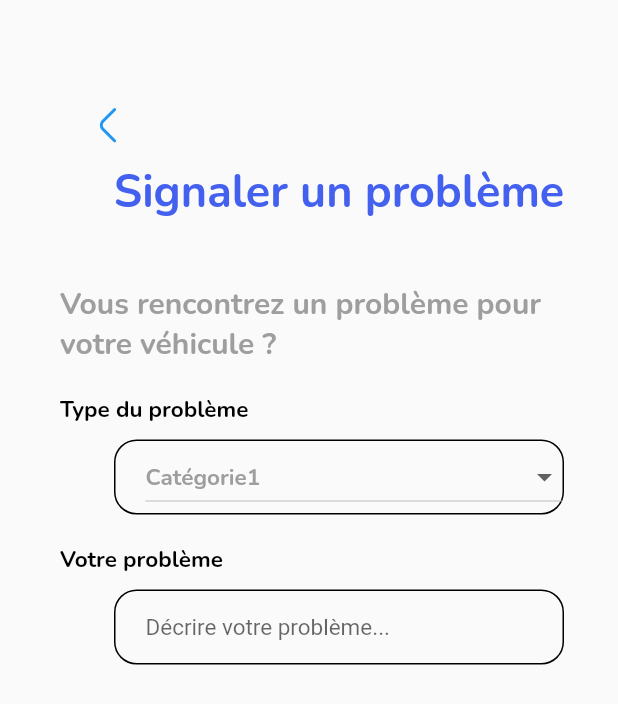
After one commit to larabaouiimene/AutoRun_Maintenance, a Flutter app: the SignalPage screen opened directly, on a phone screen of 412 x 824 dp. The commit adds this screen. Shown: the top 704 px of the screen. Run offline on Flutter 3.47's test engine with Material 2 defaults, Android fonts, the phone set to English and light mode, and no system bars; our stand-ins replace curved_navigation_bar, form_field_validator, geolocator, google_maps_flutter, material_design_icons_flutter, timelines and 1 more; missing offline and left inert: battery_indicator, geolocator_web; accounts and stored records are empty; network calls fail.

Commit message:
new version

```diff
--- /dev/null
+++ b/lib/Views/SignalProbleme.dart
@@ -0,0 +1,131 @@
+import 'package:autorun/assets/NewIcon.dart';
+import 'package:flutter/cupertino.dart';
+import 'package:flutter/material.dart';
+
+class SignalPage extends StatefulWidget {
+  @override
+  Signal createState() => Signal();
+}
+
+const color = Color(0XFF4361EE);
+
+// ignore: must_be_immutable
+class Signal extends State<SignalPage> {
+  String selectedValue = "Catégorie1";
+  @override
+  Widget build(BuildContext context) {
+    return Scaffold(
+        body: Container(
+            margin: EdgeInsets.only(left: 40, top: 60),
+            child: Column(children: [
+              Row(
+                children: [
+                  TextButton(
+                    onPressed: () {},
+                    child: Icon(NewIcon.angle_right),
+                  )
+                ],
+              ),
+              Text(
+                "Signaler un problème",
+                style: TextStyle(
+                    fontFamily: 'Nunito',
+                    fontSize: 30,
+                    color: color,
+                    fontWeight: FontWeight.bold),
+              ),
+              SizedBox(
+                height: 40,
+              ),
+              Text(
+                "Vous rencontrez un problème pour votre véhicule ?",
+                style: TextStyle(
+                    fontFamily: 'Nunito',
+                    fontSize: 20,
+                    color: Colors.grey,
+                    fontWeight: FontWeight.bold),
+              ),
+              SizedBox(
+                height: 20,
+              ),
+              Row(
+                children: [
+                  Text(
+                    "Type du problème",
+                    style: TextStyle(
+                        fontFamily: 'Nunito',
+                        fontSize: 15,
+                        color: Colors.black,
+                        fontWeight: FontWeight.bold),
+                  )
+                ],
+              ),
+              SizedBox(
+                height: 10,
+              ),
+              Container(
+                padding: EdgeInsets.only(left: 20),
+                decoration: BoxDecoration(
+                    border: Border.all(color: Colors.black),
+                    borderRadius: BorderRadius.all(Radius.circular(15))),
+                width: 300.0,
+                child: DropdownButton(
+                    isExpanded: true,
+                    value: selectedValue,
+                    style: TextStyle(
+                        fontFamily: 'Nunito',
+                        fontSize: 15,
+                        color: Colors.grey,
+                        fontWeight: FontWeight.bold),
+                    onChanged: (String? newValue) {
+                      setState(() {
+                        selectedValue = newValue!;
+                      });
+                    },
+                    items: dropdownItems),
+              ),
+              SizedBox(
+                height: 20,
+              ),
+              Row(
+                children: [
+                  Text(
+                    "Votre problème",
+                    style: TextStyle(
+                        fontFamily: 'Nunito',
+                        fontSize: 15,
+                        color: Colors.black,
+                        fontWeight: FontWeight.bold),
+                  )
+                ],
+              ),
+              SizedBox(
+                height: 10,
+              ),
+              Container(
+                  padding: EdgeInsets.only(left: 20),
+                  decoration: BoxDecoration(
+                      border: Border.all(color: Colors.black),
+                      borderRadius: BorderRadius.all(Radius.circular(15))),
+                  width: 300.0,
+                  child: TextField(
+                      textAlign: TextAlign.left,
+                      decoration: InputDecoration(
+                          border: InputBorder.none,
+                          hintText: 'Décrire votre problème...'),
+                      style: TextStyle(
+                        fontSize: 15.0,
+                      )))
+            ])));
+  }
+
+  List<DropdownMenuItem<String>> get dropdownItems {
+    List<DropdownMenuItem<String>> menuItems = [
+      DropdownMenuItem(child: Text("Catégorie1"), value: "Catégorie1"),
+      DropdownMenuItem(child: Text("Catégorie2"), value: "Catégorie2"),
+      DropdownMenuItem(child: Text("Catégorie3"), value: "Catégorie3"),
+      DropdownMenuItem(child: Text("Catégorie4"), value: "Catégorie4"),
+    ];
+    return menuItems;
+  }
+}
--- a/lib/main.dart
+++ b/lib/main.dart
@@ -11,6 +11,8 @@ import 'package:autorun/Views/pricipalMap.dart';
 import 'package:flutter/material.dart';
 import 'package:flutter/services.dart';
 
+import 'Views/SignalProbleme.dart';
+
 void main() {
   final GlobalKey<NavigatorState> myNavigatorKey = GlobalKey<NavigatorState>();
   WidgetsFlutterBinding.ensureInitialized();
--- a/pubspec.yaml
+++ b/pubspec.yaml
@@ -36,6 +36,7 @@ dependencies:
   geolocator: ^8.2.0
   material_design_icons_flutter: ^5.0.6595
   latlng: ^0.1.0
+  shared_preferences: ^2.0.15
 
 
   flutter_polyline_points: ^1.0.0
@@ -139,6 +140,9 @@ flutter:
      - family: MenuIcon
        fonts:
          - asset: assets/icons/MenuIcon.ttf
+     - family: MyMenu
+       fonts:
+         - asset: assets/icons/MyMenu.ttf
      #- family: Menu
      #  fonts:
       #   - asset: assets/icons/Menu.ttf
```
Also changed, not shown: lib/Views/Home.dart (+14 -1 lines), lib/Views/Menu.dart (+34 -4 lines), lib/Views/Vehicule.dart (+56 -1 lines), lib/assets/IconMenu.dart (added, +11 -0 lines), lib/assets/MenuIcone.dart (renamed from lib/assets/Menu.dart, +4 -4 lines), lib/assets/MyMenu.dart (added, +11 -0 lines), assets/icons/IconMenu.ttf (added), assets/icons/MenuIcone.ttf (added), assets/icons/MyMenu.ttf (added), pubspec.lock.
